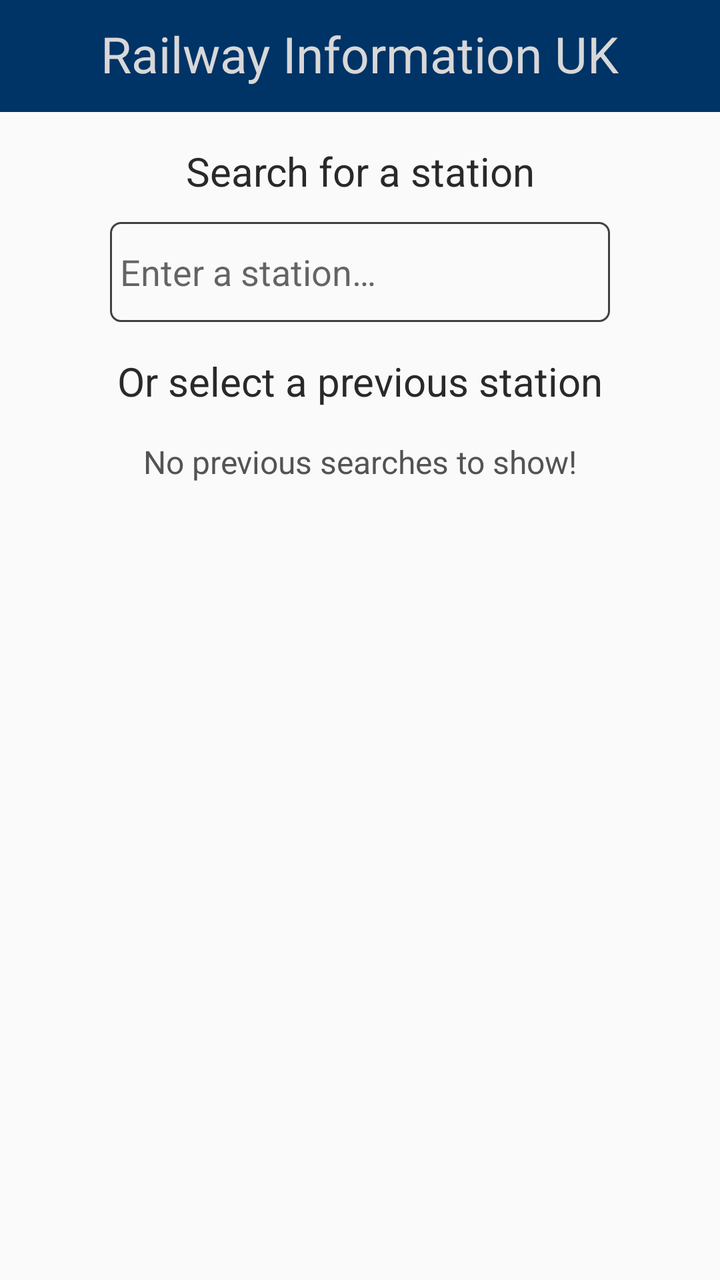
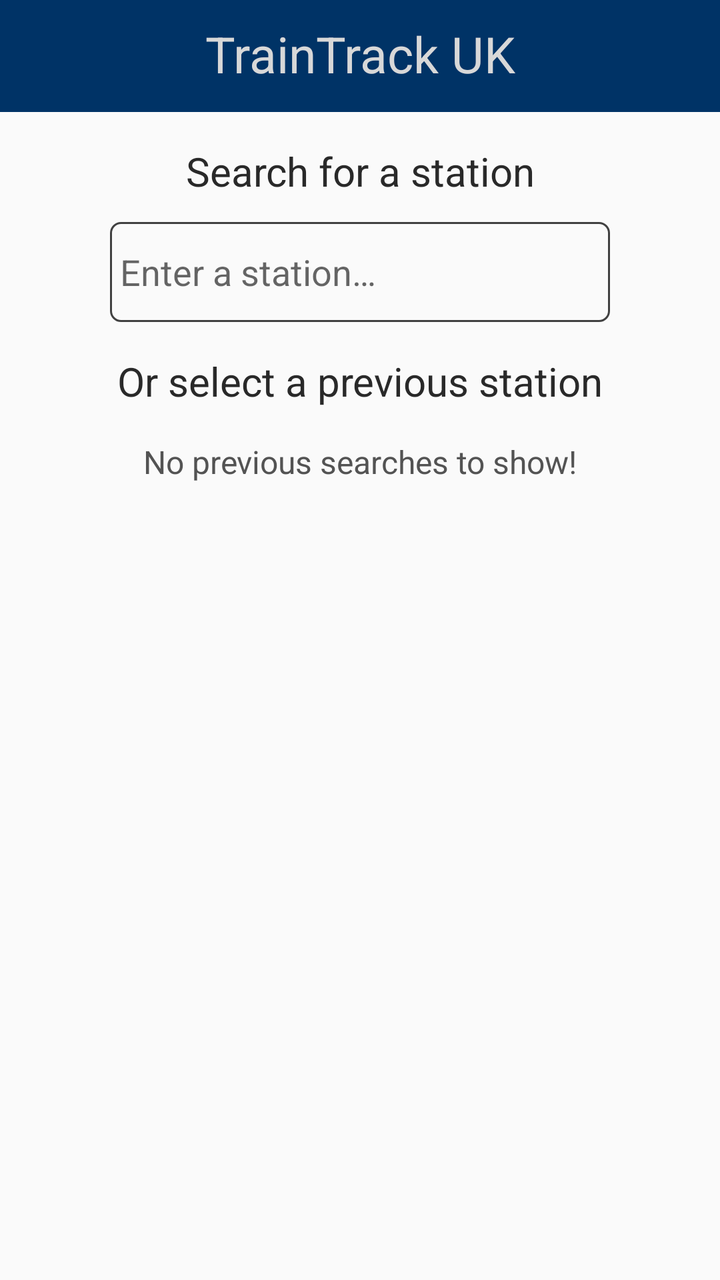

An Android layout rendered at two revisions. The XML below is the earlier revision; the diff shows what the commit changed to produce the second picture.
<!-- AndroidManifest.xml: application theme Theme.AppCompat.Light.NoActionBar -->
<!-- res/layout/activity_select_station.xml -->
<?xml version="1.0" encoding="utf-8"?>
<androidx.constraintlayout.widget.ConstraintLayout xmlns:android="http://schemas.android.com/apk/res/android"
    xmlns:app="http://schemas.android.com/apk/res-auto"
    xmlns:tools="http://schemas.android.com/tools"
    android:layout_width="match_parent"
    android:layout_height="match_parent"
    tools:context=".SelectStationActivity">

    <androidx.appcompat.widget.Toolbar
        android:id="@+id/toolbar"
        android:layout_width="0dp"
        android:layout_height="56dp"
        android:background="#003366"
        android:minHeight="?attr/actionBarSize"
        android:theme="?attr/actionBarTheme"
        app:layout_constraintEnd_toEndOf="parent"
        app:layout_constraintStart_toStartOf="parent"
        app:layout_constraintTop_toTopOf="parent" />

    <TextView
        android:id="@+id/txt_app_name"
        android:layout_width="wrap_content"
        android:layout_height="wrap_content"
        android:layout_marginTop="10dp"
        android:text="@string/app_name"
        android:textColor="#D8D8D8"
        android:textSize="25sp"
        app:layout_constraintEnd_toEndOf="@+id/toolbar"
        app:layout_constraintStart_toStartOf="@+id/toolbar"
        app:layout_constraintTop_toTopOf="@+id/toolbar" />

    <TextView
        android:id="@+id/txt_select"
        android:layout_width="wrap_content"
        android:layout_height="wrap_content"
        android:layout_marginStart="57dp"
        android:layout_marginTop="16dp"
        android:layout_marginEnd="57dp"
        android:text="@string/choose_station"
        android:textColor="@color/main_text"
        android:textSize="20sp"
        app:layout_constraintEnd_toEndOf="parent"
        app:layout_constraintStart_toStartOf="parent"
        app:layout_constraintTop_toBottomOf="@+id/enter_station_autocomplete" />

    <TextView
        android:id="@+id/txt_search"
        android:layout_width="wrap_content"
        android:layout_height="wrap_content"
        android:layout_marginStart="93dp"
        android:layout_marginTop="16dp"
        android:layout_marginEnd="93dp"
        android:text="@string/search_station"
        android:textColor="@color/main_text"
        android:textSize="20sp"
        app:layout_constraintEnd_toEndOf="parent"
        app:layout_constraintHorizontal_bias="0.492"
        app:layout_constraintStart_toStartOf="parent"
        app:layout_constraintTop_toBottomOf="@+id/toolbar" />

    <AutoCompleteTextView
        android:id="@+id/enter_station_autocomplete"
        android:layout_width="0dp"
        android:layout_height="50dp"
        android:layout_marginStart="55dp"
        android:layout_marginTop="12dp"
        android:layout_marginEnd="55dp"
        android:background="@drawable/outline"
        android:hint="@string/enter_station"
        android:imeOptions="actionSearch"
        android:inputType="text|textAutoComplete"
        android:paddingLeft="5dip"
        android:paddingRight="5dip"
        android:textColor="@color/secondary_text"
        app:layout_constraintEnd_toEndOf="parent"
        app:layout_constraintHorizontal_bias="1.0"
        app:layout_constraintStart_toStartOf="parent"
        app:layout_constraintTop_toBottomOf="@+id/txt_search" />

    <TextView
        android:id="@+id/textView"
        android:layout_width="wrap_content"
        android:layout_height="wrap_content"
        android:layout_marginStart="32dp"
        android:layout_marginTop="16dp"
        android:layout_marginEnd="32dp"
        android:text="@string/no_history"
        android:textColor="@color/secondary_text"
        android:textSize="16sp"
        app:layout_constraintEnd_toEndOf="parent"
        app:layout_constraintStart_toStartOf="parent"
        app:layout_constraintTop_toBottomOf="@+id/txt_select" />

</androidx.constraintlayout.widget.ConstraintLayout>
<!-- resources referenced by this layout -->
<resources>
  <color name="main_text">#FF292929</color>
  <color name="secondary_text">#535353</color>
  <!-- drawable outline (drawable) -->
  <shape xmlns:android="http://schemas.android.com/apk/res/android" android:shape="rectangle" >
      <solid android:color="@android:color/transparent" />
      <stroke android:width="1dip" android:color="#414141"/>
      <corners android:radius="5dp"/>
  </shape>
  <string name="app_name">Railway Information UK</string>
  <string name="choose_station">Or select a previous station</string>
  <string name="enter_station">Enter a station…</string>
  <string name="no_history">No previous searches to show!</string>
  <string name="search_station">Search for a station</string>
</resources>

<!-- the commit's change to res/layout/activity_select_station.xml (unified diff, before → after) -->
@@ -2,6 +2,7 @@
 <androidx.constraintlayout.widget.ConstraintLayout xmlns:android="http://schemas.android.com/apk/res/android"
     xmlns:app="http://schemas.android.com/apk/res-auto"
     xmlns:tools="http://schemas.android.com/tools"
+    android:id="@+id/main_layout"
     android:layout_width="match_parent"
     android:layout_height="match_parent"
     tools:context=".SelectStationActivity">
<!-- resource entries referenced after the edit -->
@@ -8,7 +8,7 @@
       <stroke android:width="1dip" android:color="#414141"/>
       <corners android:radius="5dp"/>
   </shape>
-  <string name="app_name">Railway Information UK</string>
+  <string name="app_name">TrainTrack UK</string>
   <string name="choose_station">Or select a previous station</string>
   <string name="enter_station">Enter a station…</string>
   <string name="no_history">No previous searches to show!</string>
